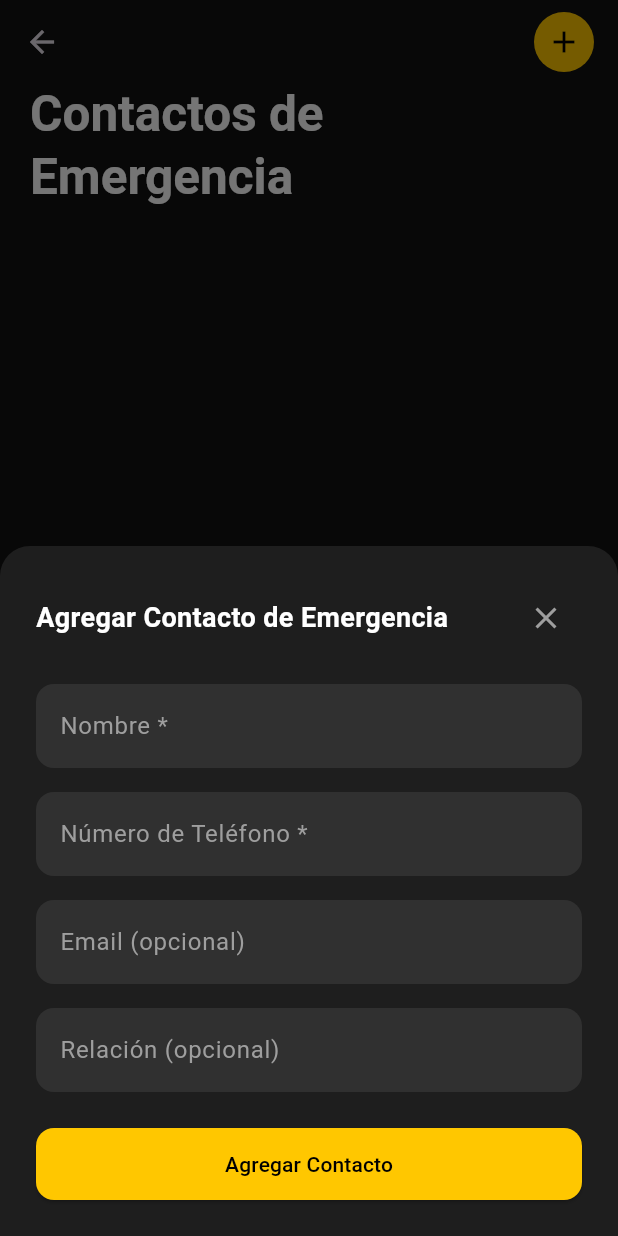
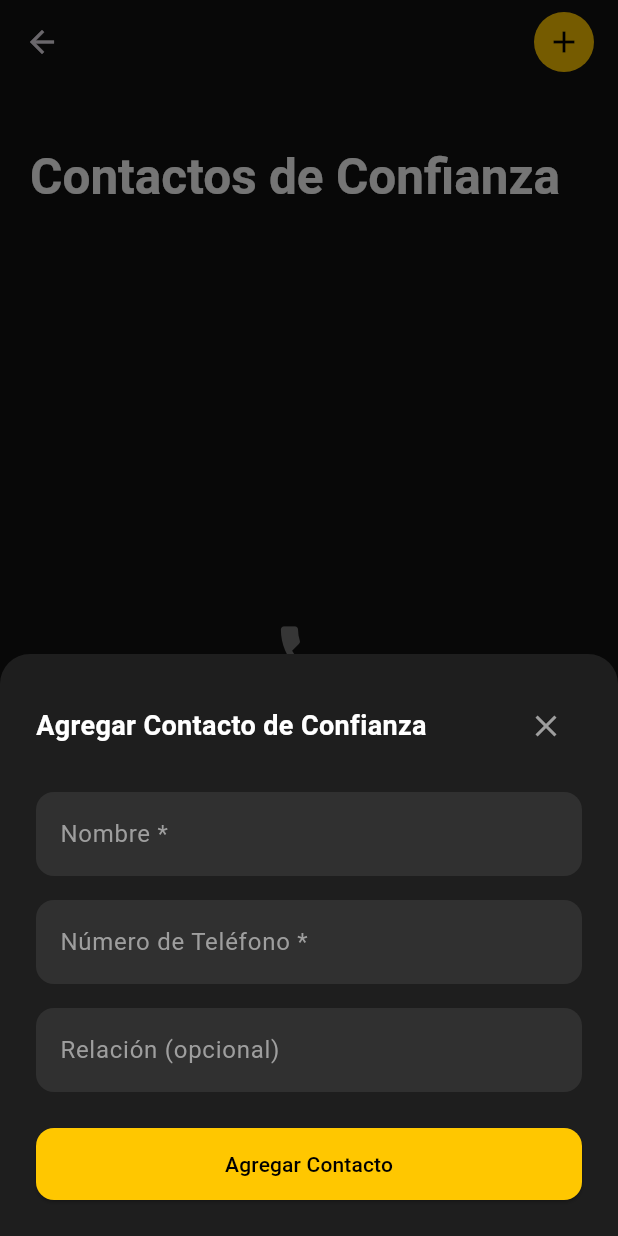
Before and after one commit to DayJossel/CodeCats, a Flutter app: the ContactsScreen screen opened directly, after a tap on the "add" icon, on a phone screen of 412 x 824 dp. Run offline on Flutter 3.47's test engine with Material 3 defaults, Android fonts, the phone set to English and light mode, and no system bars.

Commit message:
Cambios front, pantalla de contactos

```diff
--- a/lib/screens/contacts.dart
+++ b/lib/screens/contacts.dart
@@ -49,7 +49,7 @@ class _ContactsScreenState extends State<ContactsScreen> {
             flexibleSpace: const FlexibleSpaceBar(
               titlePadding: EdgeInsets.symmetric(horizontal: 20, vertical: 10),
               title: Text(
-                'Contactos de Emergencia',
+                'Contactos de Confianza',
                 style: TextStyle(
                   fontWeight: FontWeight.bold,
                   color: Colors.white
@@ -79,7 +79,7 @@ class _ContactsScreenState extends State<ContactsScreen> {
                   ),
                   const SizedBox(height: 8),
                   Text(
-                    'Agrega contactos de emergencia para recibir\nalertas cuando necesites ayuda',
+                    'Agrega contactos de confianza para recibir\nalertas cuando necesites ayuda',
                     textAlign: TextAlign.center,
                     style: TextStyle(color: Colors.grey[400], fontSize: 14),
                   ),
@@ -114,7 +114,7 @@ class _AddContactSheet extends StatelessWidget {
             mainAxisAlignment: MainAxisAlignment.spaceBetween,
             children: [
               const Text(
-                'Agregar Contacto de Emergencia',
+                'Agregar Contacto de Confianza',
                 style: TextStyle(fontSize: 18, fontWeight: FontWeight.bold, color: Colors.white),
               ),
               IconButton(
@@ -128,8 +128,8 @@ class _AddContactSheet extends StatelessWidget {
           const SizedBox(height: 16),
           _buildTextField(label: 'Número de Teléfono *'),
           const SizedBox(height: 16),
-          _buildTextField(label: 'Email (opcional)'),
-          const SizedBox(height: 16),
+          // _buildTextField(label: 'Email (opcional)'),
+          // const SizedBox(height: 16),
           _buildTextField(label: 'Relación (opcional)'),
           const SizedBox(height: 24),
           SizedBox(
```
